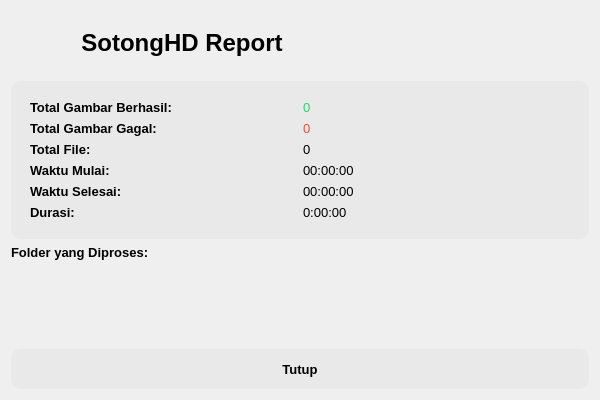
Qt form App/stats_dialog.ui (mudrikam/SotongHD) before a commit.
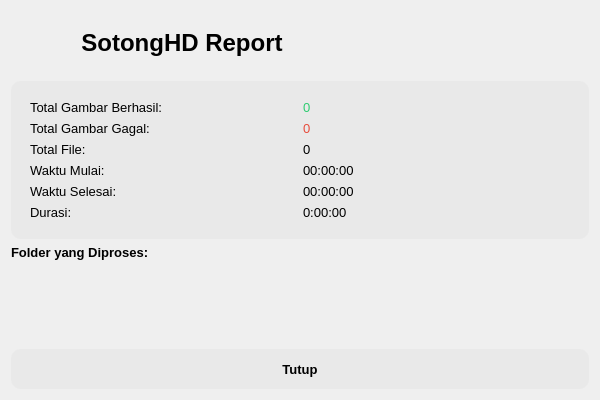
The same form after that commit.

Commit message: Update UI styles for improved readability; adjust text color opacity and change font weight to normal in stats dialog

What changed in the file:
```diff
--- a/App/stats_dialog.ui
+++ b/App/stats_dialog.ui
@@ -20,6 +20,7 @@
    <string>Statistik SotongHD</string>
   </property>
   <property name="styleSheet">
+   <string/>
   </property>
   <layout class="QVBoxLayout" name="verticalLayout">
    <item>
@@ -97,7 +98,7 @@
           <property name="font">
            <font>
             <pointsize>10</pointsize>
-            <bold>true</bold>
+            <bold>false</bold>
            </font>
           </property>
           <property name="text">
@@ -125,7 +126,7 @@
           <property name="font">
            <font>
             <pointsize>10</pointsize>
-            <bold>true</bold>
+            <bold>false</bold>
            </font>
           </property>
           <property name="text">
@@ -153,7 +154,7 @@
           <property name="font">
            <font>
             <pointsize>10</pointsize>
-            <bold>true</bold>
+            <bold>false</bold>
            </font>
           </property>
           <property name="text">
@@ -178,7 +179,7 @@
           <property name="font">
            <font>
             <pointsize>10</pointsize>
-            <bold>true</bold>
+            <bold>false</bold>
            </font>
           </property>
           <property name="text">
@@ -203,7 +204,7 @@
           <property name="font">
            <font>
             <pointsize>10</pointsize>
-            <bold>true</bold>
+            <bold>false</bold>
            </font>
           </property>
           <property name="text">
@@ -228,7 +229,7 @@
           <property name="font">
            <font>
             <pointsize>10</pointsize>
-            <bold>true</bold>
+            <bold>false</bold>
            </font>
           </property>
           <property name="text">
```
The commit also changes 1 other file.
